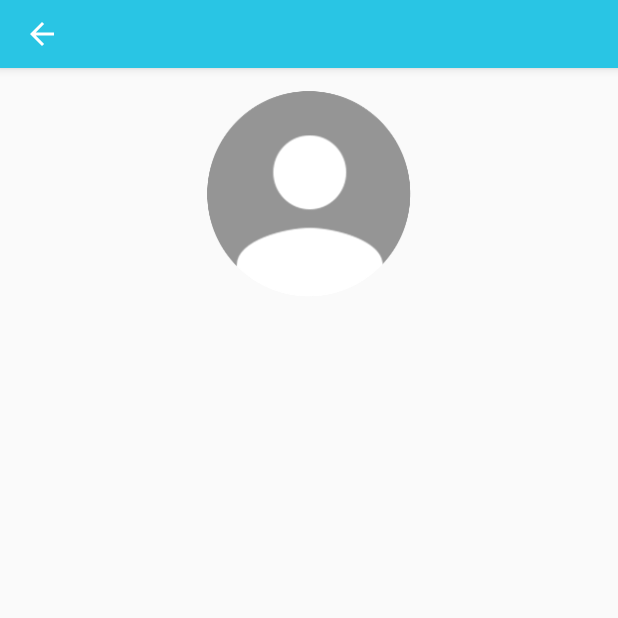
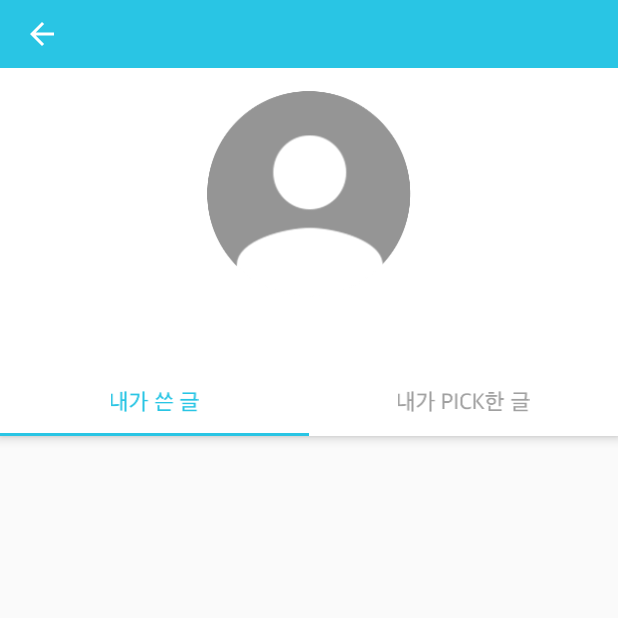
Before and after one commit to yh-kim/comepenny-renewal, an Android app: the MyInfoActivity screen opened directly, with no data from a screen before it, on a phone screen of 412 x 824 dp, the top half of it. Run offline under Robolectric (Android 15) with nearby library versions, the phone set to English and light mode, and no system bars; our stand-ins replace ButterKnife; pictures from the network do not load; 1 statement that could not run was skipped.

Commit message:
내가 쓴 글, 픽한 글 완료 내 정보 수정중

```diff
--- a/app/src/main/AndroidManifest.xml
+++ b/app/src/main/AndroidManifest.xml
@@ -52,6 +52,8 @@
         <activity android:name=".login.SignupEmailActivity"/>
         <activity android:name=".book.BookFindActivity">
         </activity>
+        <activity android:name=".idea.MyInfoLikeActivity"/>
+        <activity android:name=".idea.MyInfoWriteActivity"/>
     </application>
 
 </manifest>
--- a/app/src/main/java/com/pickth/comepennyrenewal/main/MainActivity.java
+++ b/app/src/main/java/com/pickth/comepennyrenewal/main/MainActivity.java
@@ -23,6 +23,8 @@ import com.kakao.usermgmt.UserManagement;
 import com.kakao.usermgmt.callback.MeResponseCallback;
 import com.kakao.usermgmt.response.model.UserProfile;
 import com.pickth.comepennyrenewal.R;
+import com.pickth.comepennyrenewal.idea.MyInfoLikeActivity;
+import com.pickth.comepennyrenewal.idea.MyInfoWriteActivity;
 import com.pickth.comepennyrenewal.login.LoginActivity;
 import com.pickth.comepennyrenewal.myinfo.MyInfoActivity;
 import com.pickth.comepennyrenewal.setting.SettingActivity;
@@ -88,11 +90,15 @@ public class MainActivity extends AppCompatActivity {
                             break;
                         case R.id.nav_item_2:
                             // 내가 쓴 아이디어
+                            startActivity(new Intent(getApplicationContext(), MyInfoWriteActivity.class));
+                            overridePendingTransition(0,0);
 
                             mDrawerLayout.closeDrawers();
                             break;
                         case R.id.nav_item_3:
                             // Pick한 아이디어
+                            startActivity(new Intent(getApplicationContext(), MyInfoLikeActivity.class));
+                            overridePendingTransition(0,0);
 
                             mDrawerLayout.closeDrawers();
                             break;
--- a/app/src/main/java/com/pickth/comepennyrenewal/myinfo/MyInfoActivity.java
+++ b/app/src/main/java/com/pickth/comepennyrenewal/myinfo/MyInfoActivity.java
@@ -10,10 +10,13 @@ import android.os.Bundle;
 import android.os.Environment;
 import android.provider.MediaStore;
 import android.support.annotation.Nullable;
+import android.support.design.widget.TabLayout;
+import android.support.v4.view.ViewPager;
 import android.support.v7.app.ActionBar;
 import android.support.v7.app.AlertDialog;
 import android.support.v7.app.AppCompatActivity;
 import android.support.v7.widget.Toolbar;
+import android.view.LayoutInflater;
 import android.view.MenuItem;
 import android.view.View;
 import android.widget.ImageView;
@@ -67,31 +70,7 @@ public class MyInfoActivity  extends AppCompatActivity {
     @BindView(R.id.img_my_info_user)
     ImageView imgMyInfoUser;
 
-    @OnClick(R.id.img_my_info_user)
-    void click(View view) {
-        final CharSequence[] items = {"기본이미지", "사진앨범", "카메라"};
 
-        AlertDialog.Builder builder = new AlertDialog.Builder(MyInfoActivity.this);     // 여기서 this는 Activity의 this
-
-        // 여기서 부터는 알림창의 속성 설정
-        builder.setTitle("프로필 사진 설정").setItems(items, new DialogInterface.OnClickListener() {    // 목록 클릭시 설정
-            public void onClick(DialogInterface dialog, int index) {
-                switch (index) {
-                    case 0:
-                        doBasePhotoAction();
-                        break;
-                    case 1:
-                        doTakeAlbumAction();
-                        break;
-                    case 2:
-                        doTakePhotoAction();
-                        break;
-                }
-            }
-        });
-        AlertDialog dialog = builder.create();    // 알림창 객체 생성
-        dialog.show();    // 알림창 띄우기
-    }
 
     @Override
     protected void onCreate(@Nullable Bundle savedInstanceState) {
@@ -111,6 +90,28 @@ public class MyInfoActivity  extends AppCompatActivity {
             actionBar.setDisplayShowHomeEnabled(true);
             actionBar.setDisplayShowCustomEnabled(true);
             actionBar.setDisplayShowTitleEnabled(false);
+        }
+
+        // view pager
+        {
+            ViewPager viewPager = ButterKnife.findById(this,R.id.myinfo_viewpager);
+            MyInfoFragmentAdapter adapter = new MyInfoFragmentAdapter(getSupportFragmentManager());
+            viewPager.setAdapter(adapter);
+
+            TabLayout tabLayout = ButterKnife.findById(this, R.id.myinfo_tab_layout);
+            tabLayout.setupWithViewPager(viewPager);
+
+            // tab icon 설정
+            ImageView customIdeaIcon = (ImageView) LayoutInflater.from(getApplicationContext()).inflate(R.layout.custom_tab, null);
+            customIdeaIcon.setImageResource(R.drawable.selector_tab_write);
+            tabLayout.getTabAt(0).setCustomView(customIdeaIcon);
+
+            ImageView customBoothIcon = (ImageView) LayoutInflater.from(getApplicationContext()).inflate(R.layout.custom_tab, null);
+            customBoothIcon.setImageResource(R.drawable.selector_tab_like);
+            tabLayout.getTabAt(1).setCustomView(customBoothIcon);
+
+            // 처음에 선택돼 있게
+            tabLayout.getTabAt(0).getCustomView().setSelected(true);
         }
     }
 
@@ -380,4 +381,30 @@ public class MyInfoActivity  extends AppCompatActivity {
                     }
                 });
     }
+
+    @OnClick(R.id.img_my_info_user)
+    void click(View view) {
+        final CharSequence[] items = {"기본이미지", "사진앨범", "카메라"};
+
+        AlertDialog.Builder builder = new AlertDialog.Builder(MyInfoActivity.this);     // 여기서 this는 Activity의 this
+
+        // 여기서 부터는 알림창의 속성 설정
+        builder.setTitle("프로필 사진 설정").setItems(items, new DialogInterface.OnClickListener() {    // 목록 클릭시 설정
+            public void onClick(DialogInterface dialog, int index) {
+                switch (index) {
+                    case 0:
+                        doBasePhotoAction();
+                        break;
+                    case 1:
+                        doTakeAlbumAction();
+                        break;
+                    case 2:
+                        doTakePhotoAction();
+                        break;
+                }
+            }
+        });
+        AlertDialog dialog = builder.create();    // 알림창 객체 생성
+        dialog.show();    // 알림창 띄우기
+    }
 }
--- /dev/null
+++ b/app/src/main/java/com/pickth/comepennyrenewal/myinfo/MyInfoFragmentAdapter.java
@@ -0,0 +1,34 @@
+package com.pickth.comepennyrenewal.myinfo;
+
+import android.support.v4.app.Fragment;
+import android.support.v4.app.FragmentManager;
+import android.support.v4.app.FragmentPagerAdapter;
+
+import com.pickth.comepennyrenewal.R;
+import com.pickth.comepennyrenewal.myinfo.fragment.MyInfoLikeFragement;
+import com.pickth.comepennyrenewal.myinfo.fragment.MyInfoWriteFragement;
+
+/**
+ * 메인 어답터
+ * Created by Kim on 2016-11-11.
+ */
+
+public class MyInfoFragmentAdapter extends FragmentPagerAdapter {
+    final int PAGE_COUNT = 2;
+    private int switch_Icons[] = {R.drawable.selector_tab_homo, R.drawable.selector_tab_category};
+    private Fragment[] fragments = new Fragment[]{MyInfoWriteFragement.newInstance(), MyInfoLikeFragement.newInstance()};
+
+    public MyInfoFragmentAdapter(FragmentManager fm) {
+        super(fm);
+    }
+
+    @Override
+    public Fragment getItem(int position) {
+        return fragments[position];
+    }
+
+    @Override
+    public int getCount() {
+        return PAGE_COUNT;
+    }
+}
--- /dev/null
+++ b/app/src/main/java/com/pickth/comepennyrenewal/myinfo/fragment/MyInfoBaseFragment.java
@@ -0,0 +1,160 @@
+package com.pickth.comepennyrenewal.myinfo.fragment;
+
+import android.content.Intent;
+import android.os.Bundle;
+import android.support.annotation.Nullable;
+import android.support.v4.app.Fragment;
+import android.support.v7.widget.LinearLayoutManager;
+import android.support.v7.widget.RecyclerView;
+import android.view.LayoutInflater;
+import android.view.View;
+import android.view.ViewGroup;
+import android.widget.AdapterView;
+import android.widget.TextView;
+
+import com.pickth.comepennyrenewal.R;
+import com.pickth.comepennyrenewal.idea.IdeaAdapter;
+import com.pickth.comepennyrenewal.idea.IdeaDetailActivity;
+import com.pickth.comepennyrenewal.idea.IdeaListItem;
+import com.pickth.comepennyrenewal.util.DataManagement;
+import com.pickth.comepennyrenewal.util.SetFont;
+import com.pickth.comepennyrenewal.util.StaticNumber;
+
+import java.util.ArrayList;
+
+import butterknife.BindArray;
+import butterknife.BindView;
+import butterknife.ButterKnife;
+
+/**
+ * Created by Kim on 2017-02-21.
+ */
+
+public abstract class MyInfoBaseFragment extends Fragment {
+    protected String userId = "";
+    protected View rootView;
+    protected boolean isScroll = false;
+    protected int count = StaticNumber.GET_IDEA_COUNT;
+    protected int offset = 0;
+    protected int selectedItem = 0;
+
+    protected IdeaAdapter adapter;
+    protected LinearLayoutManager rvLayoutManager;
+    protected ArrayList<IdeaListItem> arrList = new ArrayList<IdeaListItem>(  );
+
+    @BindArray(R.array.booth_names)
+    String[] boothNames;
+
+    @BindView(R.id.rv_fragment_idea)
+    RecyclerView rvMainIdea;
+
+    @BindView(R.id.tv_idea_not_found)
+    TextView tvIdeaNotFound;
+
+    protected abstract void getIdeaList();
+
+    @Nullable
+    @Override
+    public View onCreateView(LayoutInflater inflater, @Nullable ViewGroup container, @Nullable Bundle savedInstanceState) {
+        rootView = inflater.inflate(R.layout.fragment_idea_list, container, false);
+        ButterKnife.bind(this, rootView);
+
+        userId = DataManagement.getAppPreferences(getActivity(), "user_id");
+
+        // frgment 폰트 설정
+        SetFont.setGlobalFont(rootView.getContext(), rootView);
+
+        // RecyclerView
+        {
+            rvLayoutManager = new LinearLayoutManager(rootView.getContext());
+            rvMainIdea.setLayoutManager(rvLayoutManager);
+            rvMainIdea.setNestedScrollingEnabled(true);
+
+            rvMainIdea.addOnScrollListener(new RecyclerView.OnScrollListener() {
+                @Override
+                public void onScrolled(RecyclerView recyclerView, int dx, int dy) {
+                    int firstVisibleItem = rvLayoutManager.findFirstVisibleItemPosition();
+                    int visibleItemCount = rvMainIdea.getChildCount();
+                    int totalItemCount = rvLayoutManager.getItemCount();
+
+                    if ((firstVisibleItem + visibleItemCount) > totalItemCount - 2) {
+                        //서버로부터 받아온 List개수를 count
+                        //지금까지 받아온 개수를 offset
+                        if (count != 0 && offset > 3 && offset % StaticNumber.GET_IDEA_COUNT == 0) {
+                            if (isScroll) {
+                                //스크롤 멈추게 하는거
+                                isScroll = false;
+                                getIdeaList();
+                            }
+                        }
+                    }
+                }
+            });
+        }
+
+        // Connect adapter
+        {
+            adapter = new IdeaAdapter(arrList);
+            rvMainIdea.setAdapter(adapter);
+            adapter.onItemClickListener(new AdapterView.OnItemClickListener() {
+                @Override
+                public void onItemClick(AdapterView<?> adapterView, View view, int i, long l) {
+                    selectedItem = i - 1;
+                    Intent itIdeaDetail = new Intent(rootView.getContext(), IdeaDetailActivity.class);
+                    itIdeaDetail.putExtra("idea_id", arrList.get(selectedItem).getId());
+                    startActivityForResult(itIdeaDetail, 0);
+                    getActivity().overridePendingTransition(0,0);
+                }
+            });
+        }
+
+        initializeList();
+
+        return rootView;
+    }
+
+    @Override
+    public void onActivityResult(int requestCode, int resultCode, Intent data) {
+        super.onActivityResult(requestCode, resultCode, data);
+        if (arrList.size() == 0) {
+            initializeList();
+            return;
+        }
+
+        switch (resultCode) {
+            // 일반적 상황 (조회수, 좋아요수, 댓글수, 컨텐츠 업데이트), 수정했을 때
+            case 0:
+            case 1:
+                String backContent = data.getStringExtra("backContent");
+                int backView = data.getIntExtra("backView", 0);
+                int backComment = data.getIntExtra("backComment", 0);
+                int backLike = data.getIntExtra("backLike", 0);
+
+                IdeaListItem backItem = arrList.get(selectedItem);
+                backItem.setContent(backContent);
+                backItem.setHit(backView);
+                backItem.setCommentNum(backComment);
+                backItem.setLikeNum(backLike);
+
+                adapter.notifyDataSetChanged();
+                break;
+
+            // 삭제된 상황 (아이템 지우기)
+            case 2:
+                arrList.remove(selectedItem);
+
+                adapter.notifyDataSetChanged();
+                break;
+        }
+    }
+
+    public void initializeList() {
+        //초기화
+        isScroll = true;
+        offset = 0;
+        arrList.clear();
+
+        getIdeaList();
+        return;
+    }
+}
--- /dev/null
+++ b/app/src/main/java/com/pickth/comepennyrenewal/myinfo/fragment/MyInfoLikeFragement.java
@@ -0,0 +1,82 @@
+package com.pickth.comepennyrenewal.myinfo.fragment;
+
+import android.os.Bundle;
+import android.support.v4.app.Fragment;
+import android.view.View;
+
+import com.pickth.comepennyrenewal.idea.IdeaListItem;
+import com.pickth.comepennyrenewal.net.service.IdeaService;
+
+import org.json.JSONArray;
+import org.json.JSONObject;
+
+import okhttp3.ResponseBody;
+import retrofit2.Call;
+import retrofit2.Callback;
+import retrofit2.Response;
+
+/**
+ * Created by Kim on 2017-02-22.
+ */
+
+public class MyInfoLikeFragement extends MyInfoBaseFragment {
+    public static Fragment newInstance() {
+        Bundle args = new Bundle();
+
+        MyInfoLikeFragement fragment = new MyInfoLikeFragement();
+        fragment.setArguments(args);
+        return fragment;
+    }
+
+    @Override
+    protected void getIdeaList() {
+        new IdeaService().getIdeaListByLike(userId, offset)
+                .enqueue(new Callback<ResponseBody>() {
+                    @Override
+                    public void onResponse(Call<ResponseBody> call, Response<ResponseBody> response) {
+                        if (response.code() == 200) {
+                            try {
+                                JSONObject jObject = new JSONObject(response.body().string());
+
+                                JSONArray retArr = jObject.getJSONArray("ret");
+                                for (int i = 0; i < retArr.length(); i++) {
+                                    JSONObject obj = retArr.getJSONObject(i);
+
+                                    int ideaId = obj.getInt("id");
+                                    int ideaUserId = obj.getInt("userId");
+                                    int boothId = obj.getInt("boothId");
+                                    String email = obj.getString("email");
+                                    String content = obj.getString("content");
+                                    int hit = obj.getInt("hit");
+                                    String date = obj.getString("date");
+                                    int likeNum = obj.getInt("likeNum");
+                                    int commentNum = obj.getInt("commentNum");
+
+                                    // Item 객체로 만들어야함
+                                    IdeaListItem item = new IdeaListItem(content, email, boothNames[boothId - 1], hit, commentNum, likeNum, ideaId);
+                                    // Item 객체를 ArrayList에 넣는다
+                                    arrList.add(item);
+
+                                    // Adapter에게 데이터를 넣었으니 갱신하라고 알려줌
+                                    adapter.notifyDataSetChanged();
+//                                adapter.notifyItemChanged(i+offset+1);
+                                }
+                                count = jObject.getInt("cnt");
+                                offset += count;
+                                isScroll = true;
+
+                            } catch (Exception e) {
+                                e.printStackTrace();
+                            }
+                        } else if(response.code() == 404) {
+                            tvIdeaNotFound.setVisibility(View.VISIBLE);
+                        }
+                    }
+
+                    @Override
+                    public void onFailure(Call<ResponseBody> call, Throwable t) {
+
+                    }
+                });
+    }
+}
--- /dev/null
+++ b/app/src/main/java/com/pickth/comepennyrenewal/myinfo/fragment/MyInfoWriteFragement.java
@@ -0,0 +1,82 @@
+package com.pickth.comepennyrenewal.myinfo.fragment;
+
+import android.os.Bundle;
+import android.support.v4.app.Fragment;
+import android.view.View;
+
+import com.pickth.comepennyrenewal.idea.IdeaListItem;
+import com.pickth.comepennyrenewal.net.service.IdeaService;
+
+import org.json.JSONArray;
+import org.json.JSONObject;
+
+import okhttp3.ResponseBody;
+import retrofit2.Call;
+import retrofit2.Callback;
+import retrofit2.Response;
+
+/**
+ * Created by Kim on 2017-02-22.
+ */
+
+public class MyInfoWriteFragement extends MyInfoBaseFragment {
+    public static Fragment newInstance() {
+        Bundle args = new Bundle();
+
+        MyInfoWriteFragement fragment = new MyInfoWriteFragement();
+        fragment.setArguments(args);
+        return fragment;
+    }
+
+    @Override
+    protected void getIdeaList() {
+        new IdeaService().getIdeaListByUser(userId,offset)
+                .enqueue(new Callback<ResponseBody>() {
+                    @Override
+                    public void onResponse(Call<ResponseBody> call, Response<ResponseBody> response) {
+                        if (response.code() == 200) {
+                            try {
+                                JSONObject jObject = new JSONObject(response.body().string());
+
+                                JSONArray retArr = jObject.getJSONArray("ret");
+                                for (int i = 0; i < retArr.length(); i++) {
+                                    JSONObject obj = retArr.getJSONObject(i);
+
+                                    int ideaId = obj.getInt("id");
+                                    int ideaUserId = obj.getInt("userId");
+                                    int boothId = obj.getInt("boothId");
+                                    String email = obj.getString("email");
+                                    String content = obj.getString("content");
+                                    int hit = obj.getInt("hit");
+                                    String date = obj.getString("date");
+                                    int likeNum = obj.getInt("likeNum");
+                                    int commentNum = obj.getInt("commentNum");
+
+                                    // Item 객체로 만들어야함
+                                    IdeaListItem item = new IdeaListItem(content, email, boothNames[boothId - 1], hit, commentNum, likeNum, ideaId);
+                                    // Item 객체를 ArrayList에 넣는다
+                                    arrList.add(item);
+
+                                    // Adapter에게 데이터를 넣었으니 갱신하라고 알려줌
+                                    adapter.notifyDataSetChanged();
+//                                adapter.notifyItemChanged(i+offset+1);
+                                }
+                                count = jObject.getInt("cnt");
+                                offset += count;
+                                isScroll = true;
+
+                            } catch (Exception e) {
+                                e.printStackTrace();
+                            }
+                        } else if(response.code() == 404) {
+                            tvIdeaNotFound.setVisibility(View.VISIBLE);
+                        }
+                    }
+
+                    @Override
+                    public void onFailure(Call<ResponseBody> call, Throwable t) {
+
+                    }
+                });
+    }
+}
--- /dev/null
+++ b/app/src/main/res/drawable/selector_tab_like.xml
@@ -0,0 +1,7 @@
+<?xml version="1.0" encoding="utf-8"?>
+<selector xmlns:android="http://schemas.android.com/apk/res/android">
+    <item android:state_checked="true" android:drawable="@drawable/pick_tab" />
+    <item android:state_pressed="true" android:drawable="@drawable/pick_tab_selected"/>
+    <item android:state_selected="true" android:drawable="@drawable/pick_tab_selected"/>
+    <item android:drawable="@drawable/pick_tab" />
+</selector>
--- /dev/null
+++ b/app/src/main/res/drawable/selector_tab_write.xml
@@ -0,0 +1,7 @@
+<?xml version="1.0" encoding="utf-8"?>
+<selector xmlns:android="http://schemas.android.com/apk/res/android">
+    <item android:state_checked="true" android:drawable="@drawable/write_tab" />
+    <item android:state_pressed="true" android:drawable="@drawable/write_tab_selected"/>
+    <item android:state_selected="true" android:drawable="@drawable/write_tab_selected"/>
+    <item android:drawable="@drawable/write_tab" />
+</selector>
--- a/app/src/main/res/layout/activity_myinfo.xml
+++ b/app/src/main/res/layout/activity_myinfo.xml
@@ -1,32 +1,42 @@
 <?xml version="1.0" encoding="utf-8"?>
-<LinearLayout xmlns:android="http://schemas.android.com/apk/res/android"
-    android:orientation="vertical" android:layout_width="match_parent"
+<android.support.design.widget.CoordinatorLayout xmlns:android="http://schemas.android.com/apk/res/android"
+    xmlns:app="http://schemas.android.com/apk/res-auto"
+    android:id="@+id/main_coordinator_layout"
+    android:layout_width="match_parent"
     android:layout_height="match_parent">
-    <include layout="@layout/toolbar_base"/>
+    <android.support.design.widget.AppBarLayout
+        android:id="@+id/base_detail_appbar"
+        android:layout_width="match_parent"
+        android:layout_height="wrap_content"
+        android:fitsSystemWindows="true"
+        android:theme="@style/ThemeOverlay.AppCompat.Dark.ActionBar">
 
-    <LinearLayout
-        android:layout_width="match_parent"
-        android:layout_height="match_parent"
-        android:orientation="vertical">
+        <android.support.v7.widget.Toolbar
+            android:id="@+id/base_detail_toolbar"
+            android:layout_width="match_parent"
+            android:layout_height="?attr/actionBarSize"
+            android:background="@color/colorMainBlue"
+            android:minHeight="?attr/actionBarSize"
+            app:layout_scrollFlags="scroll|enterAlways"
+            app:popupTheme="@style/ThemeOverlay.AppCompat.Light" />
 
         <LinearLayout
             android:id="@+id/myinfo"
             android:layout_width="match_parent"
             android:layout_height="200dp"
+            android:background="@color/colorWhite"
             android:clickable="false"
             android:focusable="false"
             android:longClickable="false"
             android:orientation="vertical">
 
-
             <com.pickth.comepennyrenewal.util.CircularImageView
+                android:id="@+id/img_my_info_user"
                 android:layout_width="136dp"
                 android:layout_height="136dp"
-                android:background="@drawable/myinfo_userimage"
                 android:layout_gravity="center"
                 android:layout_marginTop="15dp"
-                android:id="@+id/img_my_info_user"/>
-
+                android:background="@drawable/myinfo_userimage" />
 
             <TextView
                 android:id="@+id/tv_my_info_user_mail"
@@ -38,6 +48,21 @@
                 android:text=""
                 android:textColor="#313131"
                 android:textSize="18sp" />
-            </LinearLayout>
         </LinearLayout>
-</LinearLayout>
+
+        <android.support.design.widget.TabLayout
+            android:id="@+id/myinfo_tab_layout"
+            android:layout_width="match_parent"
+            android:layout_height="?attr/actionBarSize"
+            android:scrollbars="horizontal"
+            app:tabBackground="@color/colorWhite"
+            app:tabIndicatorColor="@color/colorMainBlue" />
+    </android.support.design.widget.AppBarLayout>
+
+    <android.support.v4.view.ViewPager
+        android:id="@+id/myinfo_viewpager"
+        android:layout_width="match_parent"
+        android:layout_height="wrap_content"
+        app:layout_behavior="@string/appbar_scrolling_view_behavior" />
+
+</android.support.design.widget.CoordinatorLayout>
--- /dev/null
+++ b/app/src/main/res/layout/fragment_idea_list.xml
@@ -0,0 +1,27 @@
+<?xml version="1.0" encoding="utf-8"?>
+<LinearLayout xmlns:android="http://schemas.android.com/apk/res/android"
+    xmlns:app="http://schemas.android.com/apk/res-auto"
+    android:orientation="vertical"
+    android:layout_width="match_parent"
+    android:layout_height="match_parent"
+    android:fillViewport="true"
+    app:layout_behavior="@string/appbar_scrolling_view_behavior">
+
+    <TextView
+        android:id="@+id/tv_idea_not_found"
+        android:layout_width="wrap_content"
+        android:layout_height="wrap_content"
+        android:layout_gravity="center_horizontal"
+        android:layout_marginTop="30dp"
+        android:text="404 Not Found!!"
+        android:textColor="@color/colorDarkGray"
+        android:textSize="18dp"
+        android:visibility="gone" />
+
+    <android.support.v7.widget.RecyclerView
+        android:id="@+id/rv_fragment_idea"
+        android:layout_width="match_parent"
+        android:layout_height="match_parent"
+        android:clipToPadding="false"
+        android:descendantFocusability="blocksDescendants" />
+</LinearLayout>
--- a/app/src/main/res/values/strings.xml
+++ b/app/src/main/res/values/strings.xml
@@ -3,8 +3,8 @@
 
     <!-- navigation item -->
     <string name="nav_item_1">내 정보</string>
-    <string name="nav_item_2">내가 쓴 아이디어</string>
-    <string name="nav_item_3">Pick 아이디어</string>
+    <string name="nav_item_2">내가 쓴 글</string>
+    <string name="nav_item_3">내가 Pick한 글</string>
     <string name="nav_item_4">설정</string>
     <string name="nav_item_5">의견 보내기</string>
 
```
Also changed, not shown: app/src/main/java/com/pickth/comepennyrenewal/idea/MyInfoLikeActivity.java (added, +69 -0 lines), app/src/main/java/com/pickth/comepennyrenewal/idea/MyInfoWriteActivity.java (added, +69 -0 lines), app/src/main/java/com/pickth/comepennyrenewal/setting/SettingFragment.java (+33 -0 lines), app/src/main/res/layout/activity_myinfo_idea.xml (added, +12 -0 lines), app/src/main/res/drawable-xxhdpi/pick_tab.png (added), app/src/main/res/drawable-xxhdpi/pick_tab_selected.png (added), app/src/main/res/drawable-xxhdpi/write_tab.png (added), app/src/main/res/drawable-xxhdpi/write_tab_selected.png (added).
